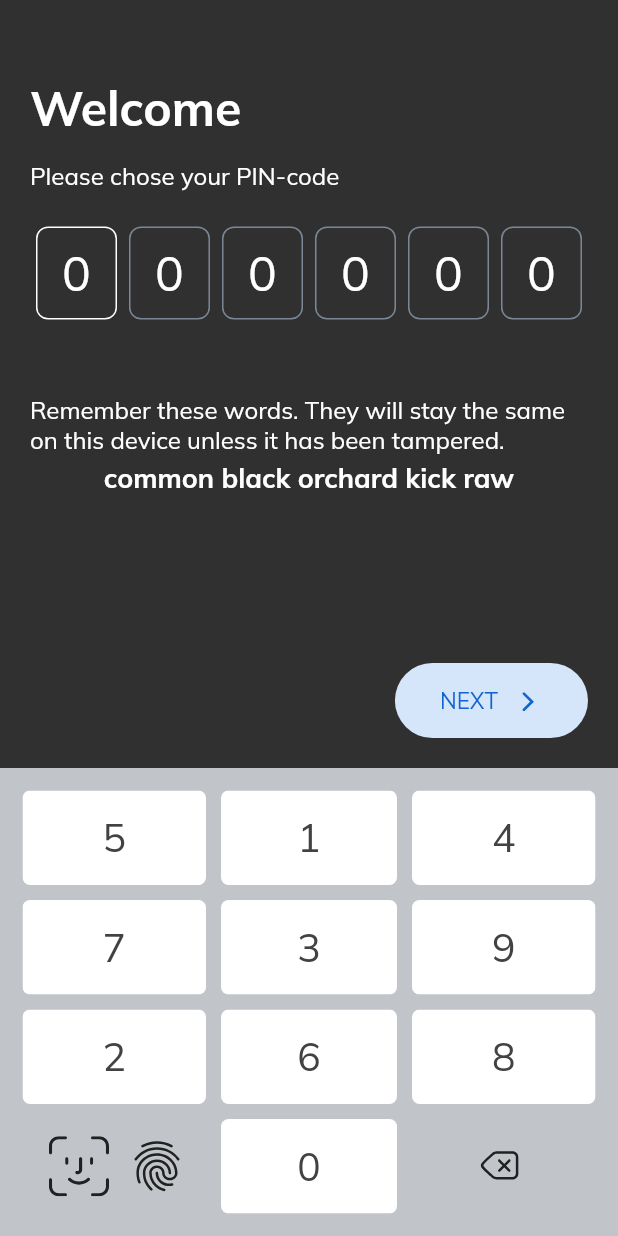
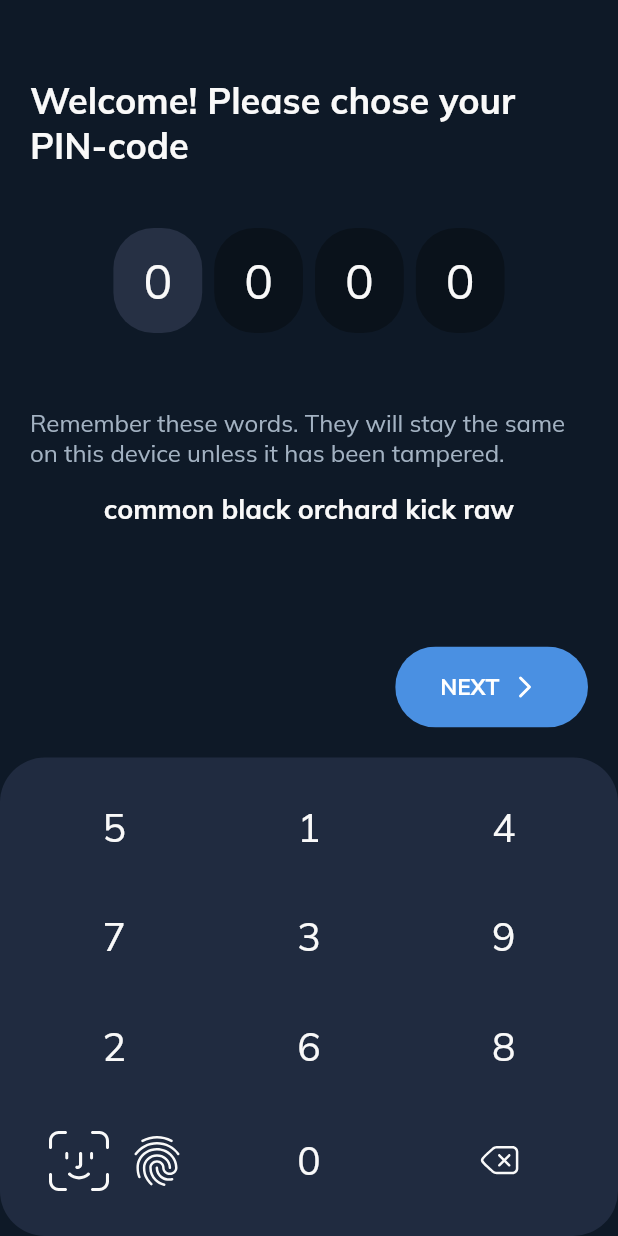
Before and after one commit to cryptoadvance/specter-mobile, a Flutter app: the screen it shows after launch, on a phone screen of 412 x 824 dp. Run offline on Flutter 3.47's test engine with Material 2 defaults, Android fonts, the phone set to English and light mode, and no system bars; our stand-ins replace flutter_svg, get, qr_flutter; missing offline and left inert: dart:ffi.

Commit message:
Update design

```diff
--- a/assets/locales/en_US.json
+++ b/assets/locales/en_US.json
@@ -1,8 +1,7 @@
 {
   "verification": {
   	"labels": {
-  		"top_title": "Welcome",
-  		"chose_your_pin_code": "Please chose your PIN-code",
+  		"top_title": "Welcome! Please chose your PIN-code",
   		"remember_these_words": "Remember these words. They will stay the same on this device unless it has been tampered."
   	}
   },
--- a/lib/app/modules/auth/generate_seed/widgets/GeneratedSeed24WordList.dart
+++ b/lib/app/modules/auth/generate_seed/widgets/GeneratedSeed24WordList.dart
@@ -41,6 +41,9 @@ class GeneratedSeed24WordList extends StatelessWidget {
         ));
     }
     return Row(
+        mainAxisSize: MainAxisSize.max,
+        mainAxisAlignment: MainAxisAlignment.center,
+        crossAxisAlignment: CrossAxisAlignment.center,
         children: columns
     );
   }
--- a/lib/app/modules/auth/recovery_select/views/recovery_select_view.dart
+++ b/lib/app/modules/auth/recovery_select/views/recovery_select_view.dart
@@ -38,7 +38,11 @@ class RecoverySelectView extends GetView<RecoverySelectController> {
                 width: double.infinity,
                 margin: EdgeInsets.only(top: 30),
                 child: LightButton(
-                  child: Text('recovery_select_buttons_generate_new_seed'.tr, textAlign: TextAlign.center),
+                  child: Text(
+                    'recovery_select_buttons_generate_new_seed'.tr,
+                    textAlign: TextAlign.center,
+                    style: TextStyle(color: Theme.of(context).accentColor)
+                  ),
                   isInline: false,
                   onTap: () {
                     Get.to(GenerateSeedView(), arguments: {
--- a/lib/app/modules/auth/verification/controllers/pincode_input_controller.dart
+++ b/lib/app/modules/auth/verification/controllers/pincode_input_controller.dart
@@ -6,7 +6,7 @@ import '../../../../../utils.dart';
 
 class PinCodeInputController extends GetxController {
   final RxList<int> _pinCode = [
-    0, 0, 0, 0, 0, 0
+    0, 0, 0, 0
   ].obs;
 
   int _currentInputIdx = 0;
--- a/lib/app/modules/auth/verification/views/pincode_input_view.dart
+++ b/lib/app/modules/auth/verification/views/pincode_input_view.dart
@@ -25,15 +25,16 @@ class PinCodeInputView extends GetView<PinCodeInputController> {
     for (int i = 0; i < passwordLen; i++) {
       bool isActive = (currentItemIndex == i);
       rows.add(Container(
-        width: buttonWidth,
+        //width: buttonWidth,
         padding: EdgeInsets.only(left: 4, right: 4),
         child: Container(
-          padding: EdgeInsets.symmetric(horizontal: 14, vertical: 10),
+          padding: EdgeInsets.symmetric(horizontal: 20, vertical: 15),
           decoration: BoxDecoration(
-            border: Border.all(
+            /*border: Border.all(
               color: isActive?Colors.white:Utils.hexToColor('#7B8794')
-            ),
-            borderRadius: BorderRadius.all(Radius.circular(8))
+            ),*/
+            color: isActive?Utils.hexToColor('#263044'):Utils.hexToColor('#0A121B'),
+            borderRadius: BorderRadius.all(Radius.circular(27))
           ),
           child: Text(
             pinCode[i].toString(),
@@ -44,6 +45,8 @@ class PinCodeInputView extends GetView<PinCodeInputController> {
       ));
     }
     return Row(
+      crossAxisAlignment: CrossAxisAlignment.start,
+      mainAxisAlignment: MainAxisAlignment.center,
       children: rows
     );
   }
--- a/lib/app/modules/auth/verification/views/verification_view.dart
+++ b/lib/app/modules/auth/verification/views/verification_view.dart
@@ -1,5 +1,6 @@
 import 'package:flutter/cupertino.dart';
 import 'package:flutter/material.dart';
+import 'package:flutter_svg/svg.dart';
 
 import 'package:get/get.dart';
 import 'package:specter_mobile/app/modules/auth/recovery_select/views/recovery_select_view.dart';
@@ -42,29 +43,23 @@ class VerificationView extends GetView<VerificationController> {
             Container(
               margin: EdgeInsets.only(top: 32),
               child: Text('verification_labels_top_title'.tr, style: TextStyle(
-                fontSize: 32, fontWeight: FontWeight.bold, color: Theme.of(context).accentColor
+                fontSize: 24, fontWeight: FontWeight.bold, color: Theme.of(context).accentColor
               ))
             ),
             Container(
-              margin: EdgeInsets.only(top: 15),
-              child: Text('verification_labels_chose_your_pin_code'.tr, style: TextStyle(
-                fontSize: 16, color: Theme.of(context).accentColor
-              )),
-            ),
-            Container(
-              margin: EdgeInsets.only(top: 24),
+              margin: EdgeInsets.only(top: 40),
               child: PinCodeInputView(),
             ),
             Container(
               margin: EdgeInsets.only(top: 50),
               child: Text(
                 'verification_labels_remember_these_words'.tr,
-                style: TextStyle(fontSize: 16, color: Theme.of(context).accentColor)
+                style: TextStyle(fontSize: 16, color: Theme.of(context).hintColor)
               ),
             ),
             Container(
               width: double.infinity,
-              margin: EdgeInsets.only(top: 4),
+              margin: EdgeInsets.only(top: 16),
               child: Text(
                 'common black orchard kick raw',
                 textAlign: TextAlign.center,
@@ -89,10 +84,10 @@ class VerificationView extends GetView<VerificationController> {
       mainAxisAlignment: MainAxisAlignment.center,
       crossAxisAlignment: CrossAxisAlignment.center,
       children: [
-        Text('NEXT', style: TextStyle(fontSize: 15, color: Utils.hexToColor('#1264D1'))),
+        Text('NEXT', style: TextStyle(fontSize: 15, fontWeight: FontWeight.w600, color: Colors.white)),
         Container(
-          margin: EdgeInsets.only(left: 10),
-          child: Icon(CupertinoIcons.chevron_forward, size: 20, color: Utils.hexToColor('#1264D1'))
+          margin: EdgeInsets.only(left: 5),
+          child: SvgPicture.asset('assets/icons/chevron_right.svg', color: Colors.white)
         )
       ],
     ),
@@ -105,7 +100,10 @@ class VerificationView extends GetView<VerificationController> {
   Widget getBottomPanel() {
     return Container(
       width: double.infinity,
-      color: Utils.hexToColor('#D1D5DB').withOpacity(0.9),
+      decoration: BoxDecoration(
+        color: Utils.hexToColor('#202B40'),
+        borderRadius: BorderRadius.all(Radius.circular(30))
+      ),
       child: SafeArea(
         top: false,
         child: PinCodeKeyboard()
--- a/lib/app/modules/auth/verification/widgets/PinCodeKeyboard.dart
+++ b/lib/app/modules/auth/verification/widgets/PinCodeKeyboard.dart
@@ -14,10 +14,10 @@ class PinCodeKeyboard extends StatelessWidget {
       child: LayoutBuilder(builder: (context, constraints) {
         return Column(
           children: [
-            getTopButtons(constraints.maxWidth),
+            getTopButtons(context, constraints.maxWidth),
             Container(
               margin: EdgeInsets.only(top: 10),
-              child: getBottomButtons(constraints.maxWidth),
+              child: getBottomButtons(context, constraints.maxWidth),
             )
           ],
         );
@@ -25,7 +25,7 @@ class PinCodeKeyboard extends StatelessWidget {
     );
   }
 
-  Widget getTopButtons(double width) {
+  Widget getTopButtons(BuildContext context, double width) {
     List<Widget> rows = [];
     double buttonWidth = width / 3;
     for (var i = 0; i < 3; i++) {
@@ -34,7 +34,7 @@ class PinCodeKeyboard extends StatelessWidget {
         columns.add(Container(
           width: buttonWidth,
           padding: EdgeInsets.only(left: columns.isEmpty?0:5, right: (s == 2)?0:5),
-          child: getButton(i * 3 + s),
+          child: getButton(context, i * 3 + s),
         ));
       }
       rows.add(Container(
@@ -51,34 +51,34 @@ class PinCodeKeyboard extends StatelessWidget {
     );
   }
 
-  Widget getBottomButtons(double width) {
+  Widget getBottomButtons(BuildContext context, double width) {
     double buttonWidth = width / 3;
     return Row(
       mainAxisSize: MainAxisSize.max,
       children: [
         Container(
           width: buttonWidth,
-          child: getBiometricAuthButton()
+          child: getBiometricAuthButton(context)
         ),
         Container(
           width: buttonWidth,
           padding: EdgeInsets.only(left: 5, right: 5),
-          child: getButton(9),
+          child: getButton(context, 9),
         ),
         Container(
           width: buttonWidth,
-          child: getCleanButton()
+          child: getCleanButton(context)
         )
       ]
     );
   }
 
-  Widget getButton(int idx) {
+  Widget getButton(BuildContext context, int idx) {
     var code = controller.codes[idx];
     return ClipRRect(
       borderRadius: BorderRadius.all(Radius.circular(5)),
       child: Container(
-        color: Colors.white,
+        color: Colors.transparent,
         child: TextButton(
           onPressed: () {
             controller.addCode(code);
@@ -86,12 +86,13 @@ class PinCodeKeyboard extends StatelessWidget {
           style: TextButton.styleFrom(
             padding: EdgeInsets.zero,
             minimumSize: Size(50, 30),
-            alignment: Alignment.centerLeft
+            alignment: Alignment.centerLeft,
+            backgroundColor: Colors.transparent
           ),
           child: Container(
             padding: EdgeInsets.symmetric(vertical: 15),
             child: Center(
-              child: Text(code.toString(), style: TextStyle(fontSize: 26, color: Colors.grey[800])),
+              child: Text(code.toString(), style: TextStyle(fontSize: 26, color: Theme.of(context).accentColor)),
             )
           )
         )
@@ -99,41 +100,65 @@ class PinCodeKeyboard extends StatelessWidget {
     );
   }
 
-  Widget getBiometricAuthButton() {
-    return InkWell(
-      onTap: () {
+  Widget getBiometricAuthButton(BuildContext context) {
+    return ClipRRect(
+        borderRadius: BorderRadius.all(Radius.circular(5)),
+        child: Container(
+            color: Colors.transparent,
+            child: TextButton(
+                onPressed: () {
                   print('auth');
                 },
+                style: TextButton.styleFrom(
+                    padding: EdgeInsets.zero,
+                    minimumSize: Size(50, 30),
+                    alignment: Alignment.centerLeft,
+                    backgroundColor: Colors.transparent
+                ),
                 child: Container(
-        height: 60,
+                    padding: EdgeInsets.symmetric(vertical: 15),
                     child: Center(
                       child: Row(
                         crossAxisAlignment: CrossAxisAlignment.center,
                         mainAxisAlignment: MainAxisAlignment.center,
                         children: [
                           Container(
-                child: SvgPicture.asset('assets/icons/face_id.svg', color: Colors.grey[900]),
+                              child: SvgPicture.asset('assets/icons/face_id.svg', color: Theme.of(context).accentColor)
                           ),
                           Container(
                               margin: EdgeInsets.only(left: 10),
-                child: SvgPicture.asset('assets/icons/fingerprint.svg', color: Colors.grey[900]),
+                              child: SvgPicture.asset('assets/icons/fingerprint.svg', color: Theme.of(context).accentColor)
                           )
-            ],
-          ),
-        ),
+                        ]
+                      )
+                    )
+                )
+            )
         )
     );
   }
 
-  Widget getCleanButton() {
-    return InkWell(
-      onTap: () {
+  Widget getCleanButton(BuildContext context) {
+    return ClipRRect(
+        borderRadius: BorderRadius.all(Radius.circular(5)),
+        child: Container(
+            color: Colors.transparent,
+            child: TextButton(
+                onPressed: () {
                   controller.clean();
                 },
+                style: TextButton.styleFrom(
+                    padding: EdgeInsets.zero,
+                    minimumSize: Size(50, 30),
+                    alignment: Alignment.centerLeft,
+                    backgroundColor: Colors.transparent
+                ),
                 child: Container(
-        height: 60,
+                    padding: EdgeInsets.symmetric(vertical: 15),
                     child: Center(
-          child: SvgPicture.asset('assets/icons/delete.svg', color: Colors.grey[900], width: 30)
+                        child: SvgPicture.asset('assets/icons/delete.svg', color: Theme.of(context).accentColor, width: 30)
+                    )
+                )
             )
         )
     );
--- a/lib/app/modules/wallets/keys/views/keys_view.dart
+++ b/lib/app/modules/wallets/keys/views/keys_view.dart
@@ -85,7 +85,7 @@ class KeysView extends GetView<KeysController> {
             Icon(CupertinoIcons.plus),
             Container(
               margin: EdgeInsets.only(left: 5),
-              child: Text('ADD WALLET')
+              child: Text('ADD WALLET', style: TextStyle(color: Colors.white))
             )
           ]
         ),
--- a/lib/app/widgets/LightButton.dart
+++ b/lib/app/widgets/LightButton.dart
@@ -25,7 +25,7 @@ class LightButton extends StatelessWidget {
     Color bgColor;
     switch (style) {
       case LightButtonStyle.PRIMARY: {
-        bgColor = Utils.hexToColor('#D5E6FB');
+        bgColor = Utils.hexToColor('#4A90E2');
         break;
       }
       case LightButtonStyle.WHITE_OUTLINE:
--- a/lib/main.dart
+++ b/lib/main.dart
@@ -1,6 +1,7 @@
 import 'package:flutter/material.dart';
 
 import 'package:get/get.dart';
+import 'package:specter_mobile/utils.dart';
 
 import 'app/routes/app_pages.dart';
 import 'generated/locales.g.dart';
@@ -8,9 +9,11 @@ import 'generated/locales.g.dart';
 void main() {
   ThemeData _darkTheme = ThemeData(
     fontFamily: 'Mulish',
-    accentColor: Colors.white,
+    accentColor: Utils.hexToColor('#F9F9F9'),
     brightness: Brightness.dark,
     primaryColor: Colors.amber,
+    hintColor: Utils.hexToColor('#A3B2C2'),
+    scaffoldBackgroundColor: Utils.hexToColor('#0E1927'),
     buttonTheme: ButtonThemeData(
       buttonColor: Colors.amber,
       disabledColor: Colors.grey,
--- a/pubspec.yaml
+++ b/pubspec.yaml
@@ -35,7 +35,8 @@ flutter:
     - assets/icons/top_right_icon.svg
     - assets/icons/edit.svg
     - assets/icons/content_copy.svg
-    - assets/icons/globe-1.svg
+    - assets/icons/globe_1.svg
+    - assets/icons/chevron_right.svg
 
   fonts:
     - family: Mulish
```
Also changed, not shown: lib/app/modules/auth/generate_seed/views/generate_seed_view.dart (+16 -17 lines), lib/app/modules/auth/generate_seed/widgets/GeneratedSeedSimpleList.dart (+6 -2 lines), lib/app/widgets/BottomMenu.dart (+23 -14 lines), assets/icons/chevron_right.svg (added), assets/icons/globe_1.svg (renamed from assets/icons/globe-1.svg), lib/generated/locales.g.dart. Lines whose indentation alone changed are shown as unchanged.
